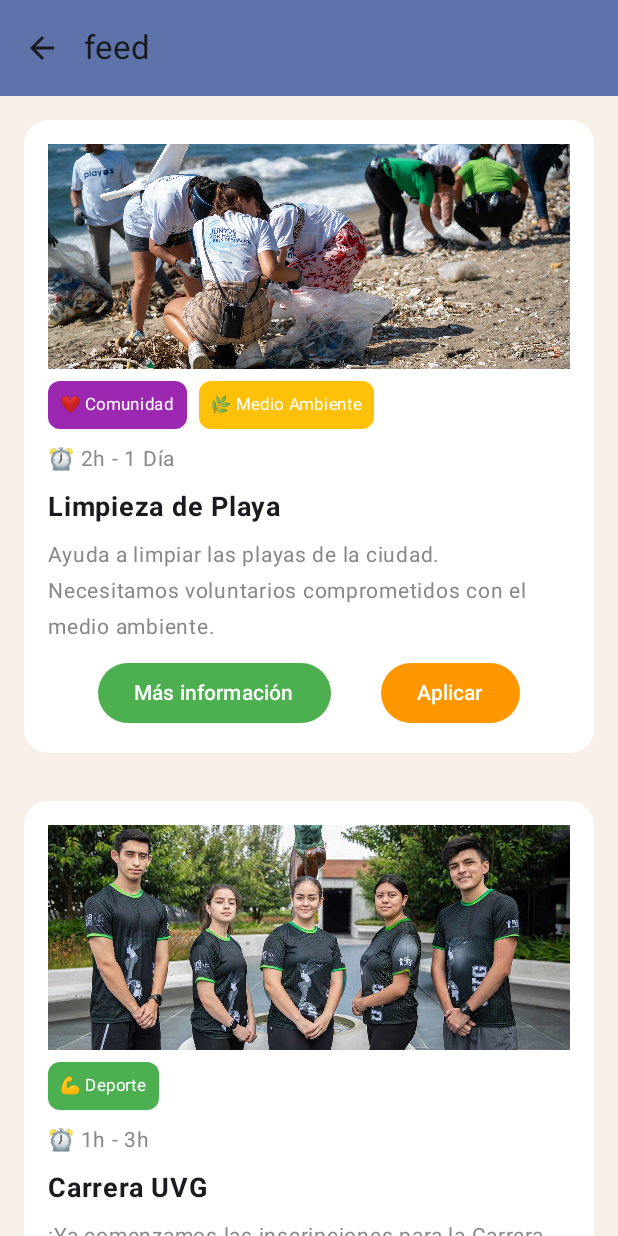
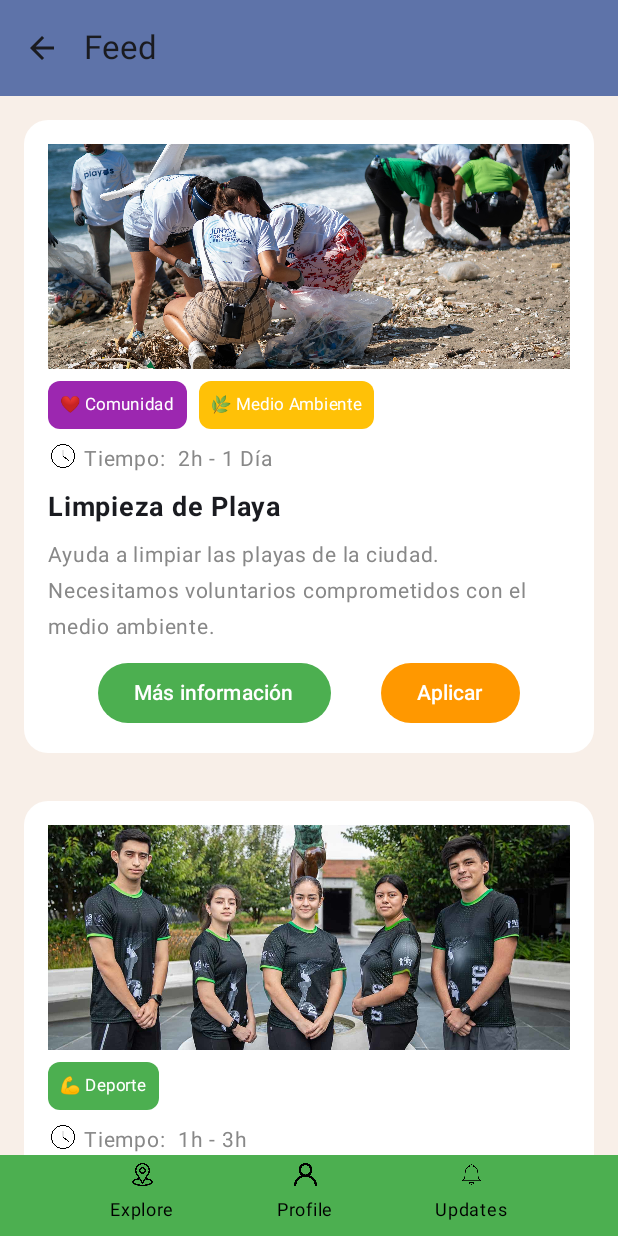
Before and after one commit to Isabella0334/HelpQuestProject, an Android app built with Jetpack Compose: the FeedScreen screen opened through its navigation route, on a phone screen of 412 x 824 dp. Run offline under Robolectric (Android 15) with nearby library versions, the phone set to English and light mode, and no system bars; our stand-ins replace Firebase (no records; nobody signed in at launch, a user with empty details on screens opened directly).

Commit message:
cambios en Feed

```diff
--- a/app/src/main/java/com/example/helpquest/Feed.kt
+++ b/app/src/main/java/com/example/helpquest/Feed.kt
@@ -8,18 +8,19 @@ import androidx.compose.foundation.shape.RoundedCornerShape
 import androidx.compose.foundation.verticalScroll
 import androidx.compose.material3.*
 import androidx.compose.runtime.Composable
-import androidx.compose.runtime.remember
+import androidx.compose.ui.Alignment
 import androidx.compose.ui.Modifier
 import androidx.compose.ui.graphics.Color
 import androidx.compose.ui.layout.ContentScale
 import androidx.compose.ui.res.painterResource
+import androidx.compose.ui.text.AnnotatedString
 import androidx.compose.ui.text.font.FontWeight
 import androidx.compose.ui.unit.dp
 import androidx.compose.ui.unit.sp
+import androidx.navigation.NavHostController
 import androidx.compose.ui.tooling.preview.Preview
-import androidx.navigation.NavHostController
+import androidx.navigation.compose.rememberNavController
 
-// Datos para la tarjeta
 data class VolunteerActivity(
     val imageResId: Int,
     val labels: List<Pair<String, Color>>,
@@ -58,11 +59,25 @@ fun CustomCard(activity: VolunteerActivity, navController: NavHostController) {
                 }
             }
             // Tiempo
+            Row(// Alinea los elementos verticalmente en el centro
+                horizontalArrangement = Arrangement.spacedBy(4.dp) // Espacio entre los elementos
+            ) {
+                Image(
+                    painter = painterResource(id = R.drawable.icon_clock),
+                    contentDescription = "Icono de reloj",
+                    modifier = Modifier.size(20.dp)
+                )
+            Text(
+                text = "Tiempo: ",
+                fontSize = 14.sp,
+                color = Color.Gray
+            )
             Text(
                 text = activity.time,
                 fontSize = 14.sp,
                 color = Color.Gray
             )
+                }
             // Título
             Text(
                 text = activity.title,
@@ -114,33 +129,88 @@ fun LabelChip(label: String, color: Color) {
 }
 
 @Composable
+fun CustomBottomNavBar() {
+    Row(
+        modifier = Modifier
+            .fillMaxWidth()
+            .background(Color(0xFF4CAF50))  // Fondo verde
+            .padding(5.dp),
+        horizontalArrangement = Arrangement.SpaceEvenly, // Espacio equidistante entre los botones
+        verticalAlignment = Alignment.CenterVertically
+    ) {
+        // Primer botón
+        BottomNavButton(
+            iconResId = R.drawable.ic_location,
+            label = "Explore"
+        )
+
+        // Segundo botón
+        BottomNavButton(
+            iconResId = R.drawable.ic_profile,
+            label = "Profile"
+        )
+
+        // Tercer botón
+        BottomNavButton(
+            iconResId = R.drawable.ic_updates,
+            label = "Updates"
+        )
+    }
+}
+
+@Composable
+fun BottomNavButton(iconResId: Int, label: String) {
+    Column(
+        horizontalAlignment = Alignment.CenterHorizontally
+    ) {
+        Image(
+            painter = painterResource(id = iconResId),
+            contentDescription = label,
+            modifier = Modifier.size(15.dp)
+        )
+        Spacer(modifier = Modifier.height(4.dp))
+        Text(
+            text = label,
+            fontSize = 12.sp,
+            color = Color.Black
+        )
+    }
+}
+
+
+@Composable
 fun FeedScreen(navController: NavHostController) {
 
     val activities = listOf(
         VolunteerActivity(
             imageResId = R.drawable.img_playa,
             labels = listOf("❤ Comunidad" to Color(0xFF9C27B0), "🌿 Medio Ambiente" to Color(0xFFFFC107)),
-            time = "⏰ 2h - 1 Día",
+            time = "2h - 1 Día",
             title = "Limpieza de Playa",
             description = "Ayuda a limpiar las playas de la ciudad. Necesitamos voluntarios comprometidos con el medio ambiente."
         ),
         VolunteerActivity(
             imageResId = R.drawable.img_uvg,
             labels = listOf("💪 Deporte" to Color(0xFF4CAF50)),
-            time = "⏰ 1h - 3h",
+            time = "1h - 3h",
             title = "Carrera UVG",
             description = "¡Ya comenzamos las inscripciones para la Carrera UVG! Esta tiene como objetivo apoyar estudiantes de los tres campus de la Universidad del Valle de Guatemala (UVG)."
         )
     )
-
     // Mostramos la lista de actividades en el feed
+    Scaffold(
+        modifier = Modifier.fillMaxSize(),
+        bottomBar = { CustomBottomNavBar() } // El BottomNavBar se queda fijo en la parte inferior
+    ) { paddingValues ->
         Column(
             modifier = Modifier
                 .background(Color(0xFFF8EFE8))
                 .verticalScroll(rememberScrollState())
+                .fillMaxSize()
         ) {
             activities.forEach { activity ->
                 CustomCard(activity = activity, navController = navController)
             }
         }
     }
+}
--- a/app/src/main/java/com/example/helpquest/MainActivity.kt
+++ b/app/src/main/java/com/example/helpquest/MainActivity.kt
@@ -67,7 +67,7 @@ fun helpQuestNavegation(
             composable(route = "login") {
                 LoginScreen(navController = navController)  // Pantalla de login
             }
-            composable(route = "feed") {
+            composable(route = "Feed") {
                 FeedScreen(navController = navController)  // Pantalla de feed
             }
             composable(route = "Info") {
--- a/gradle/libs.versions.toml
+++ b/gradle/libs.versions.toml
@@ -31,7 +31,7 @@ androidx-ui-tooling = { group = "androidx.compose.ui", name = "ui-tooling" }
 androidx-ui-tooling-preview = { group = "androidx.compose.ui", name = "ui-tooling-preview" }
 androidx-ui-test-manifest = { group = "androidx.compose.ui", name = "ui-test-manifest" }
 androidx-ui-test-junit4 = { group = "androidx.compose.ui", name = "ui-test-junit4" }
-androidx-material3 = { group = "androidx.compose.material3", name = "material3" }
+androidx-material3 = { group = "androidx.compose.material3", name = "material3"}
 androidx-navigation-runtime-ktx = { group = "androidx.navigation", name = "navigation-runtime-ktx", version.ref = "navigationRuntimeKtx" }
 androidx-navigation-compose = { group = "androidx.navigation", name = "navigation-compose", version.ref = "navigationCompose" }
 firebase-auth-ktx = { group = "com.google.firebase", name = "firebase-auth-ktx", version.ref = "firebaseAuthKtx" }
```
Also changed, not shown: app/src/main/res/drawable/icon_clock.png (added). Lines whose indentation alone changed are shown as unchanged.
